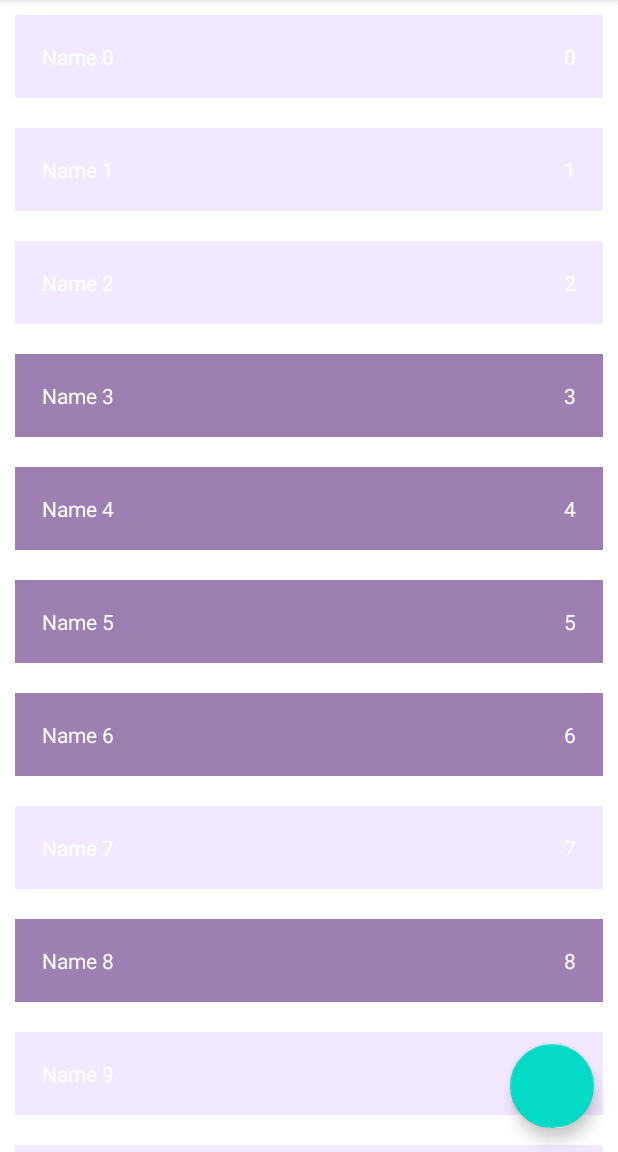
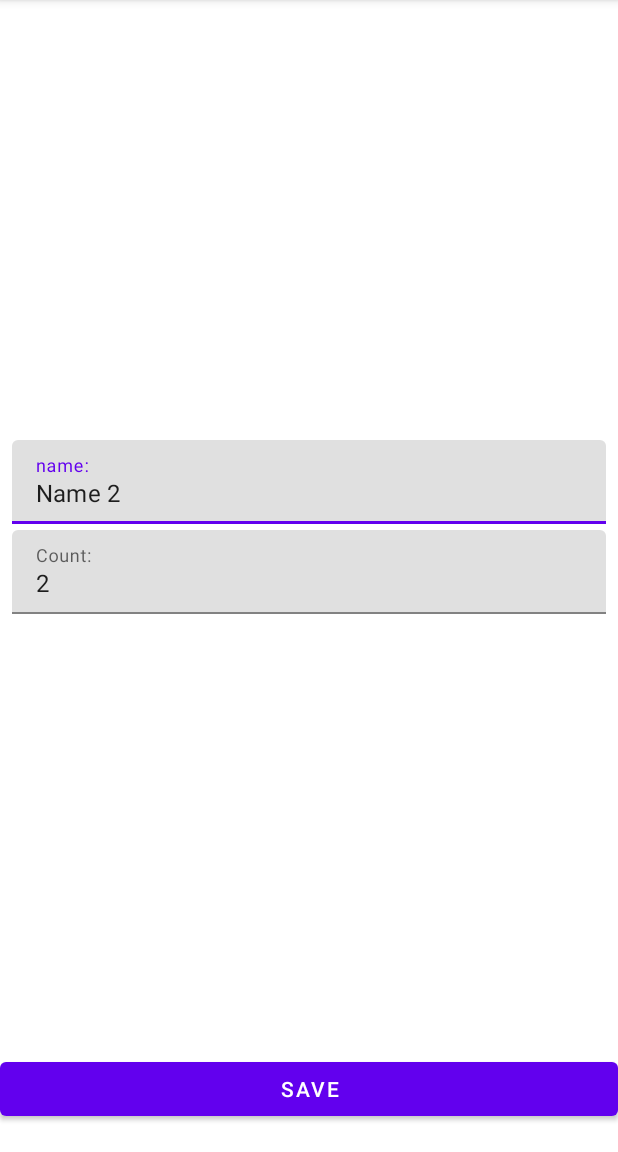
Before and after one commit to ArtemPolovin/Shopping-list, an Android app: the screen it shows after launch (MainActivity before the commit, ShopItemActivity after it), after a tap on an icon or button, on a phone screen of 412 x 824 dp, the part 84-1236 px from its top. Run offline under Robolectric (Android 15) with nearby library versions, the phone set to English and light mode, and no system bars.

Commit message:
[task-5] created item screen

```diff
--- a/app/src/main/AndroidManifest.xml
+++ b/app/src/main/AndroidManifest.xml
@@ -9,6 +9,9 @@
         android:roundIcon="@mipmap/ic_launcher_round"
         android:supportsRtl="true"
         android:theme="@style/Theme.ShoppingList">
+        <activity
+            android:name=".ui.shop_item.ShopItemActivity"
+            android:windowSoftInputMode="adjustNothing" />
         <activity android:name=".ui.main.MainActivity">
             <intent-filter>
                 <action android:name="android.intent.action.MAIN" />
--- a/app/src/main/java/com/example/shoppinglist/ui/main/MainActivity.kt
+++ b/app/src/main/java/com/example/shoppinglist/ui/main/MainActivity.kt
@@ -1,5 +1,6 @@
 package com.example.shoppinglist.ui.main
 
+import android.content.Intent
 import android.os.Bundle
 import androidx.appcompat.app.AppCompatActivity
 import androidx.lifecycle.ViewModelProvider
@@ -7,9 +8,9 @@ import androidx.recyclerview.widget.ItemTouchHelper
 import androidx.recyclerview.widget.RecyclerView
 import com.example.shoppinglist.R
 import com.example.shoppinglist.ui.main.recyclerview.ShopListAdapter
-import com.example.shoppinglist.utils.DISABLED_SHOP_ITEM
-import com.example.shoppinglist.utils.ENABLED_SHOP_ITEM
-import com.example.shoppinglist.utils.MAX_POOL_SIZE_SHOP_LIST_ADAPTER
+import com.example.shoppinglist.ui.shop_item.ShopItemActivity
+import com.example.shoppinglist.utils.*
+import com.google.android.material.floatingactionbutton.FloatingActionButton
 
 class MainActivity : AppCompatActivity() {
 
@@ -22,7 +23,12 @@ class MainActivity : AppCompatActivity() {
         setContentView(R.layout.activity_main)
 
         viewModel = ViewModelProvider(this)[MainViewModel::class.java]
-        viewModel.getShopList()
+
+        val buttonAddItem = findViewById<FloatingActionButton>(R.id.button_add_shop_item)
+        buttonAddItem.setOnClickListener {
+            val intent = ShopItemActivity.newIntentAddItem(this)
+            startActivity(intent)
+        }
 
         setupRecyclerView()
         getShopList()
@@ -81,8 +87,14 @@ class MainActivity : AppCompatActivity() {
 
     private fun setupClickListener() {
         mAdapter.onShopItemClickListener = {
-            println("mLog: name = ${it.name}, count = ${it.count}")
+            val intent = ShopItemActivity.newIntentEditItem(this, it.id)
+            startActivity(intent)
         }
+    }
+
+    override fun onResume() {
+        viewModel.getShopList()
+        super.onResume()
     }
 
 
--- a/app/src/main/java/com/example/shoppinglist/ui/main/MainViewModel.kt
+++ b/app/src/main/java/com/example/shoppinglist/ui/main/MainViewModel.kt
@@ -3,12 +3,15 @@ package com.example.shoppinglist.ui.main
 import androidx.lifecycle.LiveData
 import androidx.lifecycle.MutableLiveData
 import androidx.lifecycle.ViewModel
+import androidx.lifecycle.viewModelScope
 import com.example.data.repositories_impl.ShopListRepositoryImpl
 import com.example.domain.models.ShopItem
 import com.example.domain.usecases.shope_items_list_usecases.DeleteShopItemUseCase
 import com.example.domain.usecases.shope_items_list_usecases.EditShopItemUseCase
 import com.example.domain.usecases.shope_items_list_usecases.GetShopItemByIdUseCase
 import com.example.domain.usecases.shope_items_list_usecases.GetShopListUseCase
+import kotlinx.coroutines.flow.collect
+import kotlinx.coroutines.launch
 
 class MainViewModel : ViewModel() {
 
@@ -26,6 +29,12 @@ class MainViewModel : ViewModel() {
     val shopItem: LiveData<ShopItem> get() = _shopItem
 
     fun getShopList() {
+   /*     viewModelScope.launch {
+            getShpListUseCase.getShopList().collect {
+                _shopList.value = it
+            }
+        }*/
+
         _shopList.value = getShpListUseCase.getShopList()
     }
 
@@ -39,10 +48,6 @@ class MainViewModel : ViewModel() {
         _shopItem.value = getShopItemByIdUseCase.getShopItemById(shopItemId)
     }
 
-    fun editShopItem(shopItem: ShopItem) {
-        editShopItemUseCase.editShopItem(shopItem)
-    }
-
     fun changeEnabledState(shopItem: ShopItem) {
         val newItem = shopItem.copy(enabled = !shopItem.enabled)
         editShopItemUseCase.editShopItem(newItem)
--- /dev/null
+++ b/app/src/main/java/com/example/shoppinglist/ui/shop_item/ShopItemActivity.kt
@@ -0,0 +1,162 @@
+package com.example.shoppinglist.ui.shop_item
+
+import android.content.Context
+import android.content.Intent
+import android.os.Bundle
+import android.text.Editable
+import android.text.TextWatcher
+import android.widget.Button
+import android.widget.EditText
+import androidx.appcompat.app.AppCompatActivity
+import androidx.lifecycle.ViewModelProvider
+import com.example.domain.utils.UNDEFINED_ID
+import com.example.shoppinglist.R
+import com.example.shoppinglist.utils.*
+import com.google.android.material.textfield.TextInputLayout
+
+class ShopItemActivity : AppCompatActivity() {
+    private lateinit var viewModel: ShopItemViewModel
+
+    private lateinit var tilName: TextInputLayout
+    private lateinit var tilCount: TextInputLayout
+    private lateinit var editName: EditText
+    private lateinit var editCount: EditText
+    private lateinit var buttonSave: Button
+
+    private var screenMode = MODE_UNKNOWN
+    private var shopItemId = UNDEFINED_ID
+
+
+    override fun onCreate(savedInstanceState: Bundle?) {
+        super.onCreate(savedInstanceState)
+        setContentView(R.layout.activity_shpo_item)
+
+        parseIntent()
+
+        viewModel = ViewModelProvider(this)[ShopItemViewModel::class.java]
+
+        initViews()
+        listenENameEditText()
+        listenECountEditText()
+        closeScreen()
+        setupItemScreen()
+        checkErrorState()
+
+    }
+
+    private fun listenENameEditText() {
+        editName.addTextChangedListener(object : TextWatcher{
+            override fun beforeTextChanged(p0: CharSequence?, p1: Int, p2: Int, p3: Int) {
+            }
+
+            override fun onTextChanged(p0: CharSequence?, p1: Int, p2: Int, p3: Int) {
+               viewModel.resetErrorInputName()
+            }
+
+            override fun afterTextChanged(p0: Editable?) {
+            }
+
+        })
+    }
+
+    private fun listenECountEditText() {
+        editName.addTextChangedListener(object : TextWatcher{
+            override fun beforeTextChanged(p0: CharSequence?, p1: Int, p2: Int, p3: Int) {
+            }
+
+            override fun onTextChanged(p0: CharSequence?, p1: Int, p2: Int, p3: Int) {
+                   viewModel.resetErrorInputCount()
+            }
+
+            override fun afterTextChanged(p0: Editable?) {
+            }
+
+        })
+    }
+
+
+    private fun setupItemScreen() {
+        when (screenMode) {
+            MODE_EDIT -> launchEditMode()
+            MODE_ADD -> launchAddMode()
+        }
+    }
+
+    private fun launchEditMode() {
+        viewModel.getShopItem(shopItemId)
+        viewModel.shopItem.observe(this) {
+            editName.setText(it.name)
+            editCount.setText(it.count.toString())
+        }
+        buttonSave.setOnClickListener {
+            viewModel.editShopItem(editName.text?.toString(), editCount.text?.toString())
+        }
+    }
+
+    private fun launchAddMode() {
+        buttonSave.setOnClickListener {
+            viewModel.addShopItem(editName.text.toString(), editCount.text.toString())
+        }
+    }
+
+    private fun checkErrorState() {
+        viewModel.errorInputName.observe(this){
+            if(it) tilName.error = "Invalid name"
+            else tilName.error = null
+        }
+
+        viewModel.errorInputCount.observe(this){
+            if(it) tilCount.error = "Invalid number"
+            else tilName.error = null
+        }
+    }
+
+    private fun parseIntent() {
+        if (!intent.hasExtra(EXTRA_SCREEN_MODE)) {
+            throw RuntimeException("Param screen mode is absent")
+        }
+
+        val mode = intent.getStringExtra(EXTRA_SCREEN_MODE)
+        if (mode != MODE_ADD && mode != MODE_EDIT) {
+            throw RuntimeException("Unknown screen mode $mode")
+        }
+
+        screenMode = mode
+        if (mode == MODE_EDIT) {
+            if (!intent.hasExtra(EXTRA_ITEM_ID)) {
+                throw RuntimeException("Param shop itemid is absent")
+            }
+            shopItemId = intent.getIntExtra(EXTRA_ITEM_ID, UNDEFINED_ID)
+        }
+
+    }
+
+    private fun initViews() {
+        tilName = findViewById(R.id.til_name)
+        tilCount = findViewById(R.id.til_count)
+        editName = findViewById(R.id.edit_item_name)
+        editCount = findViewById(R.id.edit_item_count)
+        buttonSave = findViewById(R.id.button_save)
+    }
+
+    companion object {
+        fun newIntentAddItem(context: Context): Intent {
+            val intent = Intent(context, ShopItemActivity::class.java)
+            intent.putExtra(EXTRA_SCREEN_MODE, MODE_ADD)
+            return intent
+        }
+
+        fun newIntentEditItem(context: Context, shopItemId: Int): Intent {
+            val intent = Intent(context, ShopItemActivity::class.java)
+            intent.putExtra(EXTRA_SCREEN_MODE, MODE_EDIT)
+            intent.putExtra(EXTRA_ITEM_ID, shopItemId)
+            return intent
+        }
+    }
+
+    private fun closeScreen() {
+        viewModel.ableCloseScreen.observe(this) {
+            if (it) finish()
+        }
+    }
+}
--- /dev/null
+++ b/app/src/main/java/com/example/shoppinglist/ui/shop_item/ShopItemViewModel.kt
@@ -0,0 +1,92 @@
+package com.example.shoppinglist.ui.shop_item
+
+import androidx.lifecycle.LiveData
+import androidx.lifecycle.MutableLiveData
+import androidx.lifecycle.ViewModel
+import com.example.data.repositories_impl.ShopListRepositoryImpl
+import com.example.domain.models.ShopItem
+import com.example.domain.usecases.shope_items_list_usecases.AddShopItemUseCase
+import com.example.domain.usecases.shope_items_list_usecases.EditShopItemUseCase
+import com.example.domain.usecases.shope_items_list_usecases.GetShopItemByIdUseCase
+
+class ShopItemViewModel : ViewModel() {
+
+    private val repository = ShopListRepositoryImpl
+
+    private val editShopItemUseCase = EditShopItemUseCase(repository)
+    private val addShopItemUseCase = AddShopItemUseCase(repository)
+    private val getShopItemByIdUseCase = GetShopItemByIdUseCase(repository)
+
+    private val _shopItem = MutableLiveData<ShopItem>()
+    val shopItem: LiveData<ShopItem> get() = _shopItem
+
+    private val _errorInputName = MutableLiveData<Boolean>()
+    val errorInputName: LiveData<Boolean> get() = _errorInputName
+
+    private val _errorInputCount = MutableLiveData<Boolean>()
+    val errorInputCount: LiveData<Boolean> get() = _errorInputCount
+
+    private val _ableCloseScreen = MutableLiveData<Boolean>().apply { value = false }
+    val ableCloseScreen : LiveData<Boolean> get() = _ableCloseScreen
+
+    fun getShopItem(shopItemId: Int) {
+        _shopItem.value = getShopItemByIdUseCase.getShopItemById(shopItemId)
+    }
+
+      fun editShopItem(inputName: String?, inputCount: String?) {
+        val name = parseName(inputName)
+        val count = parseCount(inputCount)
+        val fieldsValid = validateInput(name, count)
+        if (fieldsValid) {
+            _shopItem.value?.let {
+                val item = it.copy(name = name, count = count)
+                editShopItemUseCase.editShopItem(item)
+                _ableCloseScreen.value = true
+            }
+        }
+    }
+
+    fun addShopItem(inputName: String?, inputCount: String?) {
+        val name = parseName(inputName)
+        val count = parseCount(inputCount)
+        val fieldsValid = validateInput(name, count)
+        if (fieldsValid) {
+            addShopItemUseCase.addShopItem(ShopItem(name, count, true))
+            _ableCloseScreen.value = true
+        }
+    }
+
+    private fun parseName(inputName: String?): String {
+        return inputName?.trim() ?: ""
+    }
+
+    private fun parseCount(inputCount: String?): Int {
+        return try {
+            inputCount?.trim()?.toInt() ?: 0
+        } catch (e: Exception) {
+            0
+        }
+    }
+
+    private fun validateInput(name: String, count: Int): Boolean {
+        var result = true
+        if (name.isBlank()) {
+           _errorInputName.value = true
+            result = false
+        }
+        if (count <= 0) {
+            _errorInputCount.value = true
+            result = false
+        }
+        return result
+    }
+
+    fun resetErrorInputName() {
+        _errorInputName.value = false
+    }
+
+    fun resetErrorInputCount() {
+        _errorInputCount.value = false
+    }
+
+}
--- a/app/src/main/java/com/example/shoppinglist/utils/Constants.kt
+++ b/app/src/main/java/com/example/shoppinglist/utils/Constants.kt
@@ -4,3 +4,8 @@ package com.example.shoppinglist.utils
 const val ENABLED_SHOP_ITEM = 0
 const val DISABLED_SHOP_ITEM = 1
 const val MAX_POOL_SIZE_SHOP_LIST_ADAPTER = 15
+const val EXTRA_SCREEN_MODE = "extra_mode"
+const val MODE_EDIT = "mode_edit"
+const val MODE_ADD = "mode_add"
+const val EXTRA_ITEM_ID = "shop_item_id"
+const val MODE_UNKNOWN = ""
--- /dev/null
+++ b/app/src/main/res/layout/activity_shpo_item.xml
@@ -0,0 +1,60 @@
+<?xml version="1.0" encoding="utf-8"?>
+<androidx.constraintlayout.widget.ConstraintLayout xmlns:android="http://schemas.android.com/apk/res/android"
+    xmlns:app="http://schemas.android.com/apk/res-auto"
+    xmlns:tools="http://schemas.android.com/tools"
+    android:layout_width="match_parent"
+    android:layout_height="match_parent"
+    tools:context=".ui.shop_item.ShopItemActivity">
+
+    <com.google.android.material.textfield.TextInputLayout
+        android:id="@+id/til_name"
+        android:layout_width="0dp"
+        android:layout_height="wrap_content"
+        android:layout_marginStart="8dp"
+        android:layout_marginEnd="8dp"
+        app:layout_constraintBottom_toTopOf="@+id/til_count"
+        app:layout_constraintEnd_toEndOf="parent"
+        app:layout_constraintStart_toStartOf="parent"
+        app:layout_constraintTop_toTopOf="parent"
+        app:layout_constraintVertical_chainStyle="packed">
+
+        <com.google.android.material.textfield.TextInputEditText
+            android:id="@+id/edit_item_name"
+            android:layout_width="match_parent"
+            android:layout_height="wrap_content"
+            android:hint="name:"
+            android:inputType="textCapWords" />
+
+    </com.google.android.material.textfield.TextInputLayout>
+
+    <com.google.android.material.textfield.TextInputLayout
+        android:id="@+id/til_count"
+        android:layout_width="0dp"
+        android:layout_height="wrap_content"
+        android:layout_marginTop="4dp"
+        app:layout_constraintBottom_toTopOf="@+id/button_save"
+        app:layout_constraintEnd_toEndOf="@id/til_name"
+        app:layout_constraintStart_toStartOf="@id/til_name"
+        app:layout_constraintTop_toBottomOf="@+id/til_name">
+
+        <com.google.android.material.textfield.TextInputEditText
+            android:id="@+id/edit_item_count"
+            android:layout_width="match_parent"
+            android:layout_height="wrap_content"
+            android:hint="Count:"
+            android:inputType="number" />
+
+    </com.google.android.material.textfield.TextInputLayout>
+
+    <Button
+        android:id="@+id/button_save"
+        android:layout_width="0dp"
+        android:layout_height="wrap_content"
+        android:layout_marginBottom="18dp"
+        android:text="Save"
+        app:layout_constraintBottom_toBottomOf="parent"
+        app:layout_constraintEnd_toEndOf="parent"
+        app:layout_constraintStart_toStartOf="parent" />
+
+
+</androidx.constraintlayout.widget.ConstraintLayout>
--- a/data/src/main/java/com/example/data/repositories_impl/ShopListRepositoryImpl.kt
+++ b/data/src/main/java/com/example/data/repositories_impl/ShopListRepositoryImpl.kt
@@ -34,15 +34,15 @@ object ShopListRepositoryImpl : ShopListRepository {
         shopList.remove(shopItem)
     }
 
-    override fun editShopItem(shopItem: ShopItem) {
+    override  fun editShopItem(shopItem: ShopItem) {
         val oldShopItem = getShopItemById(shopItem.id)
         shopList.remove(oldShopItem)
         addShopItem(shopItem)
     }
 
-    /*override suspend fun getShopList(): Flow<List<ShopItem>> {
+  /*  override suspend fun getShopList(): Flow<List<ShopItem>> {
         return flow{
-           emit(shopList)
+           emit(shopList.toList())
             println("mLog: finished flow")
         }.flowOn(Dispatchers.Default)
     }*/
--- a/domain/src/main/java/com/example/domain/models/repositories/ShopListRepository.kt
+++ b/domain/src/main/java/com/example/domain/models/repositories/ShopListRepository.kt
@@ -7,7 +7,7 @@ interface ShopListRepository {
     fun addShopItem(shopItem: ShopItem)
     fun deleteShopItem(shopItem: ShopItem)
     fun editShopItem(shopItem: ShopItem)
-    //suspend fun getShopList(): Flow<List<ShopItem>>
+  //  suspend fun getShopList(): Flow<List<ShopItem>>
     fun getShopList(): List<ShopItem>
     fun getShopItemById(shopItemId: Int): ShopItem
 }
--- a/domain/src/main/java/com/example/domain/usecases/shope_items_list_usecases/EditShopItemUseCase.kt
+++ b/domain/src/main/java/com/example/domain/usecases/shope_items_list_usecases/EditShopItemUseCase.kt
@@ -5,7 +5,7 @@ import com.example.domain.models.repositories.ShopListRepository
 
 class EditShopItemUseCase(private val shopListRepository: ShopListRepository) {
 
-    fun editShopItem(shopItem: ShopItem) {
+     fun editShopItem(shopItem: ShopItem) {
         shopListRepository.editShopItem(shopItem)
     }
 }
```
